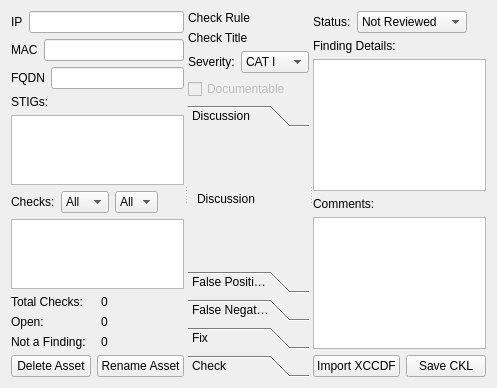
squinky86/STIGQter, file src/assetview.ui: the form before one commit.
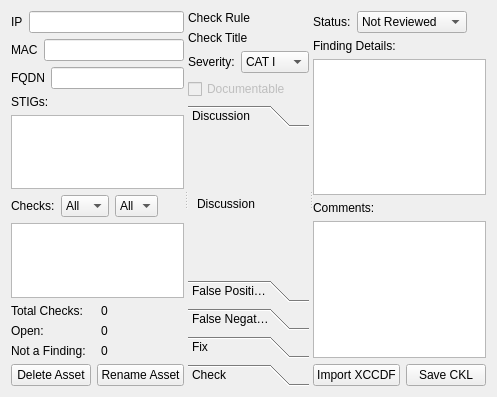
The form after the commit. The open tabs and pages were chosen to show the change.

```diff
--- a/src/assetview.ui
+++ b/src/assetview.ui
@@ -7,7 +7,7 @@
     <x>0</x>
     <y>0</y>
     <width>484</width>
-    <height>388</height>
+    <height>397</height>
    </rect>
   </property>
   <property name="windowTitle">
@@ -344,7 +344,7 @@
             <x>0</x>
             <y>0</y>
             <width>119</width>
-            <height>144</height>
+            <height>153</height>
            </rect>
           </property>
           <attribute name="label">
```
Left out of the diff: 16 changed lines with no effect on the pictures.
